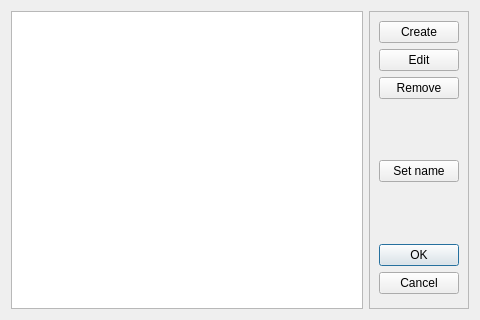
Above: dialogs/recorddialog.ui from caxapyk/pa-decision before the change. Below: the same form after it.
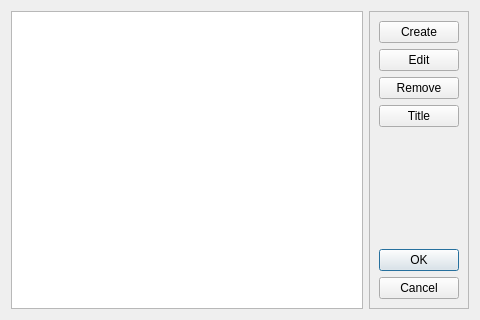
That is the form after the change. Icons and pictures are not drawn.

The edit to the form file:
```diff
--- a/dialogs/recorddialog.ui
+++ b/dialogs/recorddialog.ui
@@ -68,22 +68,9 @@
        </widget>
       </item>
       <item>
-       <spacer name="verticalSpacer">
-        <property name="orientation">
-         <enum>Qt::Vertical</enum>
-        </property>
-        <property name="sizeHint" stdset="0">
-         <size>
-          <width>20</width>
-          <height>40</height>
-         </size>
-        </property>
-       </spacer>
-      </item>
-      <item>
-       <widget class="QPushButton" name="pB_setName">
+       <widget class="QPushButton" name="pB_title">
         <property name="text">
-         <string>Set name</string>
+         <string>Title</string>
         </property>
        </widget>
       </item>
@@ -100,7 +87,7 @@
         </property>
        </spacer>
       </item>
-      <item>
+      <item alignment="Qt::AlignBottom">
        <widget class="QDialogButtonBox" name="buttonBox">
         <property name="orientation">
          <enum>Qt::Vertical</enum>
```
